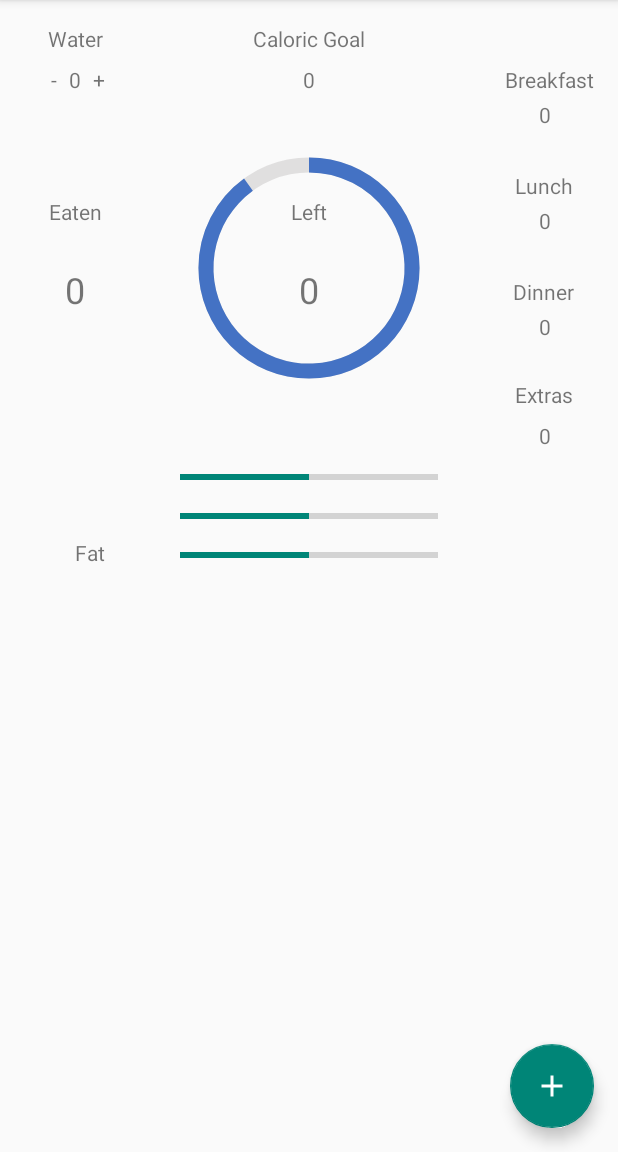
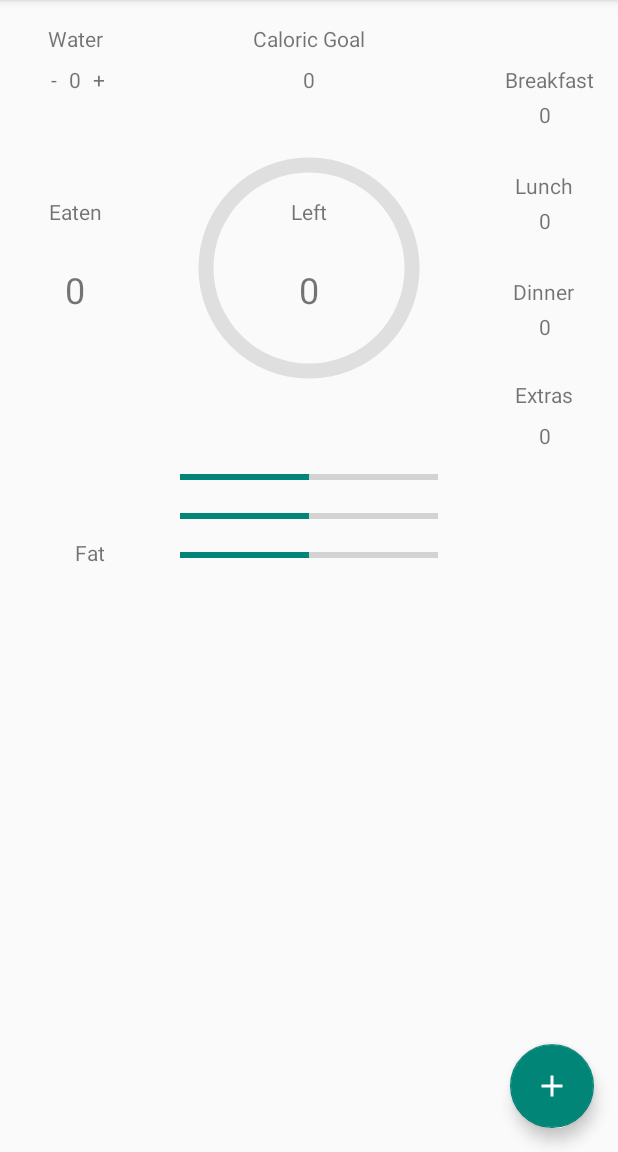
Before and after one commit to soulyvap/Meal-Tracker-app, an Android app: the screen it shows after launch (MainActivity), on a phone screen of 412 x 824 dp, the part 84-1236 px from its top. Run offline under Robolectric (Android 15) with nearby library versions, the phone set to English and light mode, and no system bars; 1 statement that could not run was skipped.

Commit message:
adding caloricGoal display and caloriesLeft display from shared preferences

```diff
--- a/app/src/main/java/com/example/mealtrackerapp/MainActivity.java
+++ b/app/src/main/java/com/example/mealtrackerapp/MainActivity.java
@@ -14,7 +14,6 @@ import android.view.MenuItem;
 import android.view.View;
 import android.widget.ProgressBar;
 import android.widget.TextView;
-import android.widget.Toast;
 
 import com.google.android.material.floatingactionbutton.FloatingActionButton;
 
@@ -24,15 +23,16 @@ import static com.example.mealtrackerapp.SetupActivity.SETUP_PREF;
 public class MainActivity extends AppCompatActivity {
 
     //references to views on the layout
-    TextView caloricGoalValue, eatenValue, leftValue, breakfastValue, lunchValue, dinnerValue, extrasValue, waterValue, waterMinus, waterPlus;
+    TextView caloricGoalDisplay, eatenDisplay, caloriesLeftDisplay, breakfastDisplay, lunchDisplay, dinnerDisplay, extrasDisplay, waterDisplay, waterMinus, waterPlus;
     ProgressBar circularPG, carbsPG, proteinPG, fatPG;
     FloatingActionButton fabAdd;
     int caloricGoalInt;
 
     //counters
-    Counter eatenCounter, breakfastCounter, lunchCounter, dinnerCounter, extrasCounter, waterCounter;
+    Counter caloricCounter, breakfastCounter, lunchCounter, dinnerCounter, extrasCounter, waterCounter;
 
-
+    //shared preferences
+    SharedPreferences setupPref;
 
     @Override
     protected void onCreate(Bundle savedInstanceState) {
@@ -40,23 +40,30 @@ public class MainActivity extends AppCompatActivity {
         setContentView(R.layout.activity_main);
 
         //get shared preferences
-        SharedPreferences setupPref = getSharedPreferences(SETUP_PREF, Activity.MODE_PRIVATE);
-
+        setupPref = getSharedPreferences(SETUP_PREF, Activity.MODE_PRIVATE);
 
         //set caloric goal
-        caloricGoalValue = findViewById(R.id.txtCaloricGoalValue);
+        caloricGoalDisplay = findViewById(R.id.txtCaloricGoalValue);
+        circularPG = findViewById(R.id.circularProgressionBar);
         if (setupPref.contains(EXTRA_CALORIC_GOAL)) {
-            String test = setupPref.getString(EXTRA_CALORIC_GOAL, null);
-            caloricGoalValue.setText(test);
-            Log.d("test", test);
+            caloricGoalInt = setupPref.getInt(EXTRA_CALORIC_GOAL, 0);
+            caloricCounter = new Counter(0, 0, caloricGoalInt);
+            caloricGoalDisplay.setText(Integer.toString(caloricCounter.getMaxValue()));
+            circularPG.setMax(caloricGoalInt);
+            Log.d("test", "caloric goal display success");
         } else {
             Log.d("test", "onCreate: no value");
         }
 
+        //set calories left
+        caloriesLeftDisplay = findViewById(R.id.txtCaloriesLeftValue);
+        int caloriesLeftInt = caloricCounter.getMaxValue() - caloricCounter.getCount();
+        caloriesLeftDisplay.setText(Integer.toString(caloriesLeftInt));
+
         //water counter
         waterCounter = new Counter(0, 0, 100);
 
-        waterValue = findViewById(R.id.txtWaterCountValue);
+        waterDisplay = findViewById(R.id.txtWaterCountValue);
         waterMinus = findViewById(R.id.txtWaterMinus);
         waterPlus = findViewById(R.id.txtWaterPlus);
         updateWaterCount();
@@ -80,7 +87,7 @@ public class MainActivity extends AppCompatActivity {
     }
 
     private void updateWaterCount() {
-        waterValue.setText(waterCounter.getCountString());
+        waterDisplay.setText(waterCounter.getCountString());
     }
 
     /**
--- a/app/src/main/res/layout/activity_main.xml
+++ b/app/src/main/res/layout/activity_main.xml
@@ -214,7 +214,7 @@
         android:layout_marginRight="100dp"
         android:layout_marginBottom="90dp"
         android:padding="20dp"
-        android:progress="90"
+        android:progress="0"
         android:progressDrawable="@drawable/circle"
         android:rotation="90"
         android:rotationX="180"
```
Also changed, not shown: app/src/main/java/com/example/mealtrackerapp/SetupActivity.java (+8 -5 lines).
